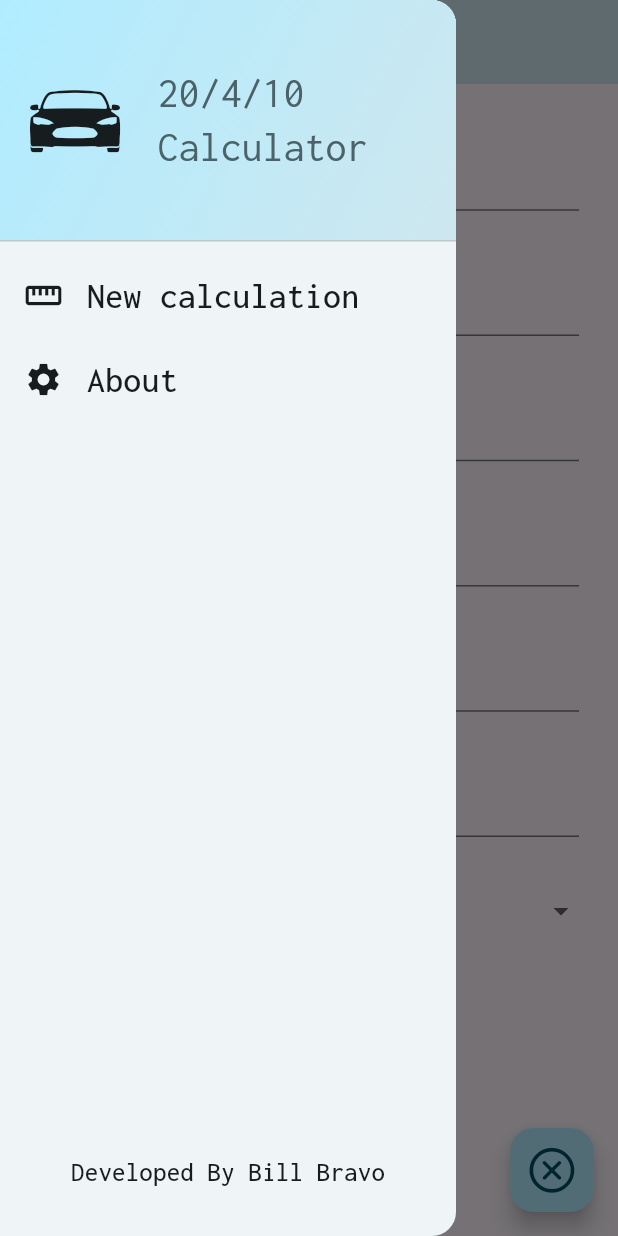
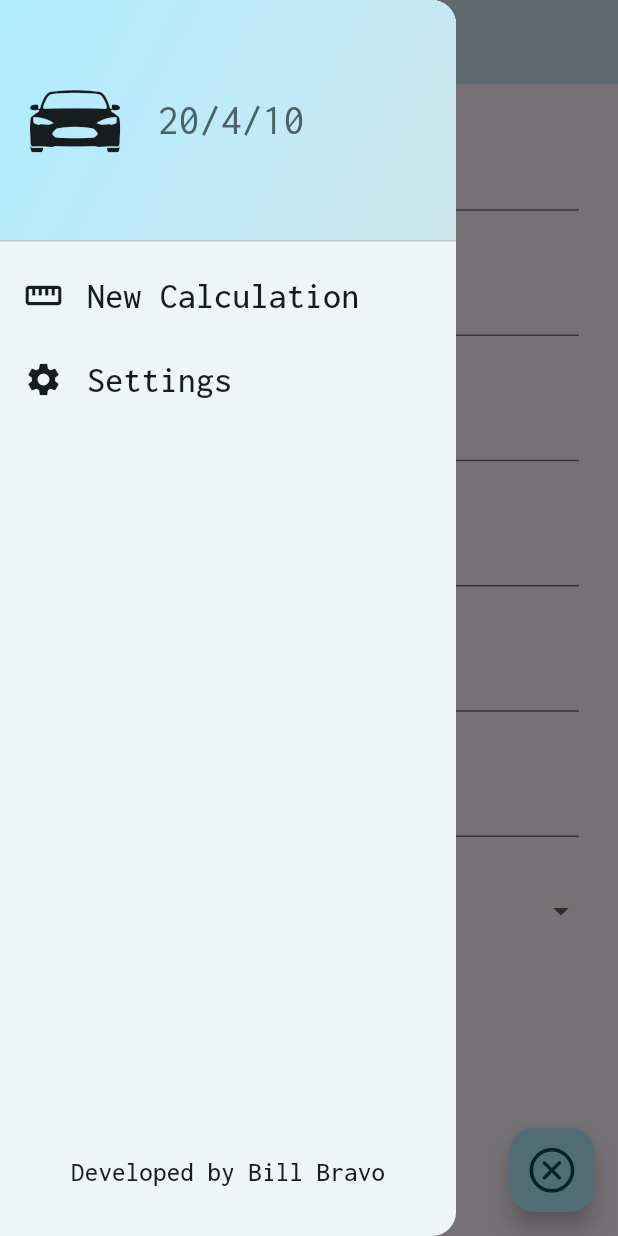
Before and after one commit to bmbravo/buy_car_rule, a Flutter app: the screen it shows after launch, with the side drawer open, on a phone screen of 412 x 824 dp. Run offline on Flutter 3.47's test engine with Material 3 defaults, Android fonts, the light colour scheme and no system bars; our stand-ins replace flutter_riverpod, google_fonts; missing offline and left inert: pluto_grid; generated files the repository leaves out were written again.

Commit message:
added internationalization

```diff
--- /dev/null
+++ b/l10n.yaml
@@ -0,0 +1,3 @@
+arb-dir: lib/l10n
+template-arb-file: app_en.arb
+output-localization-file: app_localizations.dart
--- a/lib/main.dart
+++ b/lib/main.dart
@@ -1,8 +1,11 @@
+import 'package:buy_car_rule/providers/language_provider.dart';
 import 'package:buy_car_rule/screens/container_screen.dart';
 import 'package:flutter/material.dart';
 import 'package:flutter/services.dart';
 import 'package:flutter_riverpod/flutter_riverpod.dart';
 import 'package:google_fonts/google_fonts.dart';
+import 'package:flutter_localizations/flutter_localizations.dart';
+import 'package:flutter_gen/gen_l10n/app_localizations.dart';
 
 final lightColorScheme = ColorScheme.fromSeed(
   brightness: Brightness.light,
@@ -54,12 +57,25 @@
   });
 }
 
-class App extends StatelessWidget {
+class App extends ConsumerWidget {
   const App({super.key});
 
   @override
-  Widget build(BuildContext context) {
+  Widget build(BuildContext context, WidgetRef ref) {
+    final languageState = ref.watch(languageProvider);
+
     return MaterialApp(
+      locale: Locale(languageState['language']!),
+      localizationsDelegates: const [
+        AppLocalizations.delegate,
+        GlobalMaterialLocalizations.delegate,
+        GlobalWidgetsLocalizations.delegate,
+        GlobalCupertinoLocalizations.delegate,
+      ],
+      supportedLocales: const [
+        Locale('en'), // English
+        Locale('es'), // Spanish
+      ],
       darkTheme: darkTheme,
       theme: lightTheme,
       themeMode: ThemeMode.system,
--- /dev/null
+++ b/lib/providers/language_provider.dart
@@ -0,0 +1,25 @@
+import 'dart:ui';
+
+import 'package:flutter_riverpod/flutter_riverpod.dart';
+
+class LanguageNotifier extends StateNotifier<Map<String, String>> {
+  LanguageNotifier() : super(_initializeLanguage());
+
+  static Map<String, String> _initializeLanguage() {
+    final languageCode = PlatformDispatcher.instance.locale.languageCode;
+    // Validar si el idioma es 'en' o 'es', de lo contrario establecer 'en' por defecto
+    if (languageCode != 'en' && languageCode != 'es') {
+      return {'language': 'en'};
+    }
+    return {'language': languageCode};
+  }
+
+  void setLanguage(String value) {
+    state = {...state, 'language': value};
+  }
+}
+
+final languageProvider =
+    StateNotifierProvider<LanguageNotifier, Map<String, String>>((ref) {
+  return LanguageNotifier();
+});
--- a/lib/screens/container_screen.dart
+++ b/lib/screens/container_screen.dart
@@ -1,10 +1,12 @@
 import 'package:buy_car_rule/providers/calculator_form_provider.dart';
 import 'package:buy_car_rule/screens/calculator_screen.dart';
 import 'package:buy_car_rule/screens/results_screen.dart';
+import 'package:buy_car_rule/screens/settings_screen.dart';
 import 'package:buy_car_rule/widgets/main_drawer.dart';
 import 'package:flutter/cupertino.dart';
 import 'package:flutter/material.dart';
 import 'package:flutter_riverpod/flutter_riverpod.dart';
+import 'package:flutter_gen/gen_l10n/app_localizations.dart';
 
 class LandingScreen extends ConsumerStatefulWidget {
   const LandingScreen({super.key});
@@ -18,32 +20,6 @@ class LandingScreen extends ConsumerStatefulWidget {
 class _LandingScreenState extends ConsumerState<LandingScreen> {
   int _selectedPageIndex = 0;
 
-  List<Map<String, dynamic>> _screenOptions = [];
-
-  @override
-  void initState() {
-    super.initState();
-    _screenOptions = [
-      {
-        'widget': CalculatorScreen(onSelectScreen: _selectScreen),
-        'title': 'Calculator'
-      },
-      {
-        'widget': const Text(
-          "Hola",
-          style: TextStyle(color: Colors.red),
-        ),
-        'title': 'Home 1'
-      },
-      {
-        'widget': ResultsScreen(
-          onSelectScreen: _selectScreen,
-        ),
-        'title': 'Results'
-      },
-    ];
-  }
-
   void _selectScreen(int index) {
     setState(() {
       _selectedPageIndex = index;
@@ -54,13 +30,29 @@ class _LandingScreenState extends ConsumerState<LandingScreen> {
   Widget build(BuildContext context) {
     final calculatorFormNotifier = ref.read(calculatorFormProvider.notifier);
 
+    // Configuración de screenOptions dentro del método build
+    final List<Map<String, dynamic>> screenOptions = [
+      {
+        'widget': CalculatorScreen(onSelectScreen: _selectScreen),
+        'title': AppLocalizations.of(context)!.calculatorScreenTitle,
+      },
+      {
+        'widget': const SettingsScreen(),
+        'title': AppLocalizations.of(context)!.settingsScreenTitle,
+      },
+      {
+        'widget': ResultsScreen(onSelectScreen: _selectScreen),
+        'title': AppLocalizations.of(context)!.resultsScreenTitle,
+      },
+    ];
+
     return Scaffold(
       floatingActionButton: _selectedPageIndex == 0
           ? FloatingActionButton(
               onPressed: () {
                 calculatorFormNotifier.reset();
               },
-              tooltip: 'Clear data',
+              tooltip: AppLocalizations.of(context)!.clearData,
               child: const Icon(
                 CupertinoIcons.clear_circled,
                 size: 35,
@@ -70,7 +62,7 @@ class _LandingScreenState extends ConsumerState<LandingScreen> {
       appBar: AppBar(
         backgroundColor: Theme.of(context).colorScheme.secondaryContainer,
         title: Text(
-          '${_screenOptions[_selectedPageIndex]['title']}',
+          screenOptions[_selectedPageIndex]['title'],
           style: Theme.of(context).textTheme.titleLarge!.copyWith(
                 fontSize: 28,
                 fontWeight: FontWeight.bold,
@@ -83,7 +75,7 @@ class _LandingScreenState extends ConsumerState<LandingScreen> {
         onSelectScreen: _selectScreen,
       ),
       body: Center(
-        child: _screenOptions[_selectedPageIndex]['widget'],
+        child: screenOptions[_selectedPageIndex]['widget'],
       ),
     );
   }
--- a/lib/widgets/main_drawer.dart
+++ b/lib/widgets/main_drawer.dart
@@ -1,5 +1,6 @@
 import 'package:flutter/cupertino.dart';
 import 'package:flutter/material.dart';
+import 'package:flutter_gen/gen_l10n/app_localizations.dart';
 
 class MainDrawer extends StatelessWidget {
   const MainDrawer({super.key, required this.onSelectScreen});
@@ -35,7 +36,7 @@ class MainDrawer extends StatelessWidget {
                 ),
                 Expanded(
                   child: Text(
-                    '20/4/10 Calculator',
+                    '20/4/10',
                     style: Theme.of(context).textTheme.titleLarge!.copyWith(
                           color: Theme.of(context).colorScheme.secondary,
                           fontSize: 28,
@@ -52,7 +53,7 @@ class MainDrawer extends StatelessWidget {
               color: Theme.of(context).colorScheme.onSurface,
             ),
             title: Text(
-              'New calculation',
+              AppLocalizations.of(context)!.newCalculation,
               style: Theme.of(context).textTheme.titleSmall!.copyWith(
                     color: Theme.of(context).colorScheme.onSurface,
                     fontSize: 24,
@@ -70,7 +71,7 @@ class MainDrawer extends StatelessWidget {
               color: Theme.of(context).colorScheme.onSurface,
             ),
             title: Text(
-              'About',
+              AppLocalizations.of(context)!.settingsScreenTitle,
               style: Theme.of(context).textTheme.titleSmall!.copyWith(
                     color: Theme.of(context).colorScheme.onSurface,
                     fontSize: 24,
@@ -86,7 +87,7 @@ class MainDrawer extends StatelessWidget {
               alignment: Alignment.bottomCenter,
               padding: const EdgeInsets.only(bottom: 30),
               child: Text(
-                'Developed By Bill Bravo',
+                '${AppLocalizations.of(context)!.developedBy} Bill Bravo',
                 style: Theme.of(context).textTheme.titleSmall!.copyWith(
                       color: Theme.of(context).colorScheme.onSurface,
                       fontSize: 18,
--- a/pubspec.yaml
+++ b/pubspec.yaml
@@ -37,6 +37,9 @@ dependencies:
   google_fonts: ^6.2.1
   flutter_riverpod: ^2.5.1
   pluto_grid: ^8.0.0
+  flutter_localizations:
+    sdk: flutter
+  intl: any
 
 dev_dependencies:
   flutter_test:
@@ -54,6 +57,7 @@ dev_dependencies:
 
 # The following section is specific to Flutter packages.
 flutter:
+  generate: true
   # The following line ensures that the Material Icons font is
   # included with your application, so that you can use the icons in
   # the material Icons class.
```
Also changed, not shown: lib/l10n/app_en.arb (added, +11 -0 lines), lib/l10n/app_es.arb (added, +11 -0 lines), lib/screens/settings_screen.dart (added, +55 -0 lines), pubspec.lock.
